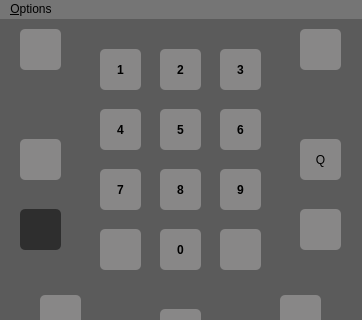
Old version of the form Templates/main.ui in the repository niyazialpay/VestelSmartTVRemoteController; both pictures show x 0 to 362 and y 0 to 320 of the 362 by 714 pixel window.
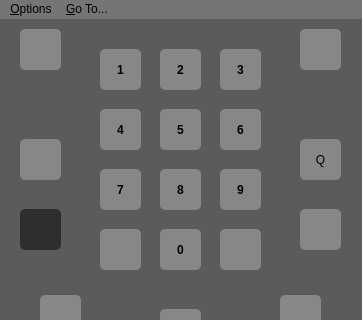
New version of the form. Icons and pictures are not drawn.

The edit to the form file:
```diff
--- a/Templates/main.ui
+++ b/Templates/main.ui
@@ -1209,7 +1209,19 @@
     <addaction name="separator"/>
     <addaction name="actionQuit"/>
    </widget>
+   <widget class="QMenu" name="menu_Go_To">
+    <property name="cursor">
+     <cursorShape>PointingHandCursor</cursorShape>
+    </property>
+    <property name="title">
+     <string>&amp;Go To...</string>
+    </property>
+    <addaction name="actionChannel"/>
+    <addaction name="actionNetflix"/>
+    <addaction name="actionYouTube"/>
+   </widget>
    <addaction name="menu_Options"/>
+   <addaction name="menu_Go_To"/>
   </widget>
   <action name="actionSettings">
    <property name="icon">
```
Left out of the diff: 40 changed lines with no effect on the pictures.
